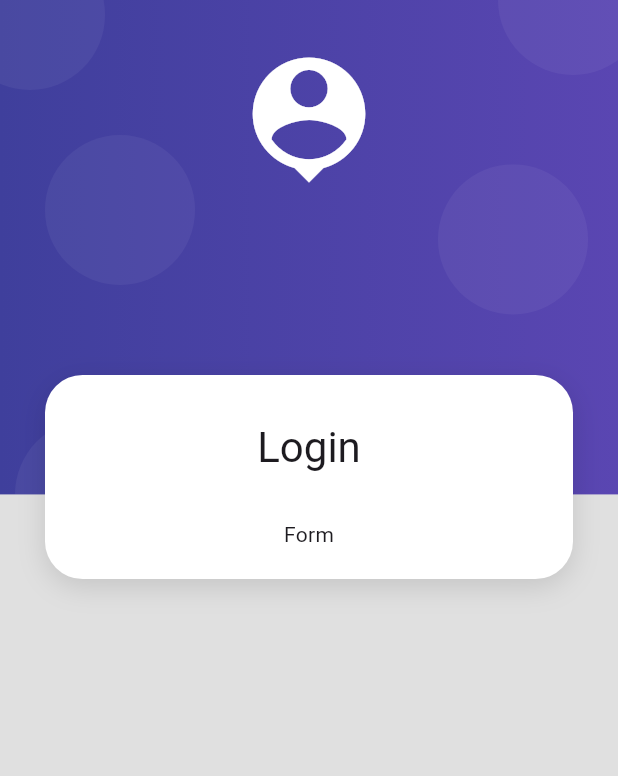
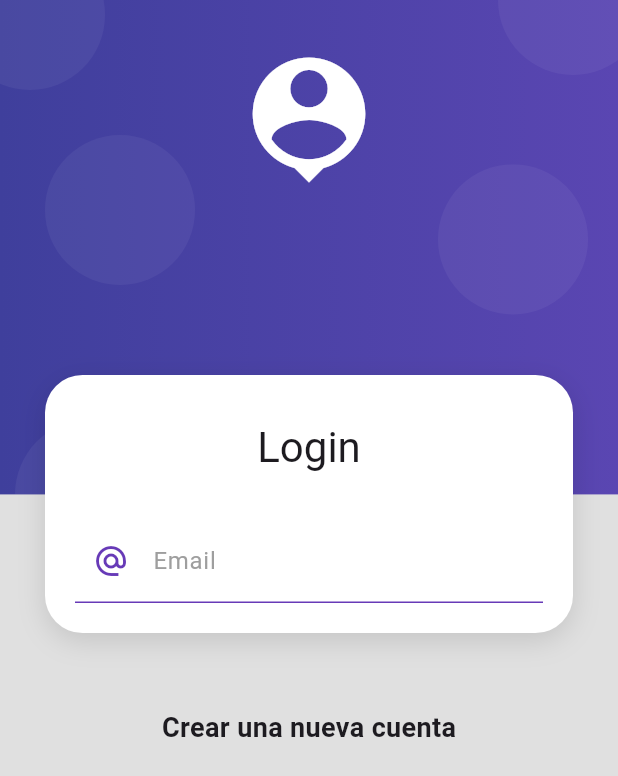
Before and after one commit to dansolodev/products_app, a Flutter app: the screen it shows after launch, on a phone screen of 412 x 824 dp. Shown: the top 776 px of the screen. Run offline on Flutter 3.47's test engine with Material 3 defaults, Android fonts, the phone set to English and light mode, and no system bars.

Commit message:
start login form

```diff
--- a/lib/screens/login_screen.dart
+++ b/lib/screens/login_screen.dart
@@ -27,10 +27,20 @@ class LoginScreen extends StatelessWidget {
                     const SizedBox(
                       height: 30,
                     ),
-                    Text('Form'),
+                    _LoginForm()
                   ],
                 ),
               ),
+              const SizedBox(
+                height: 50,
+              ),
+              const Text(
+                'Crear una nueva cuenta',
+                style: TextStyle(
+                  fontSize: 18,
+                  fontWeight: FontWeight.bold,
+                ),
+              )
             ],
           ),
         ),
@@ -38,3 +48,45 @@ class LoginScreen extends StatelessWidget {
     );
   }
 }
+
+class _LoginForm extends StatelessWidget {
+  const _LoginForm({super.key});
+
+  @override
+  Widget build(BuildContext context) {
+    return Container(
+      child: Form(
+        child: Column(
+          children: [
+            TextFormField(
+              autocorrect: false,
+              keyboardType: TextInputType.emailAddress,
+              decoration: InputDecoration(
+                enabledBorder: UnderlineInputBorder(
+                  borderSide: BorderSide(
+                    color: Colors.deepPurple,
+                  ),
+                ),
+                focusedBorder: OutlineInputBorder(
+                  borderSide: BorderSide(
+                    color: Colors.deepPurple,
+                    width: 2,
+                  ),
+                ),
+                hintText: 'sample@mail.com',
+                labelText: 'Email',
+                labelStyle: TextStyle(
+                  color: Colors.grey,
+                ),
+                prefixIcon: Icon(
+                  Icons.alternate_email_sharp,
+                  color: Colors.deepPurple,
+                ),
+              ),
+            ),
+          ],
+        ),
+      ),
+    );
+  }
+}
```
